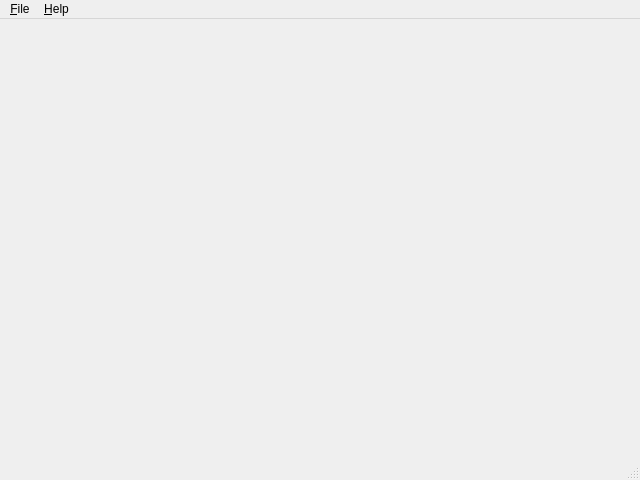
Before: the Qt Designer form mainwindow.ui in srutz/diskspacetool, drawn with Qt 5.
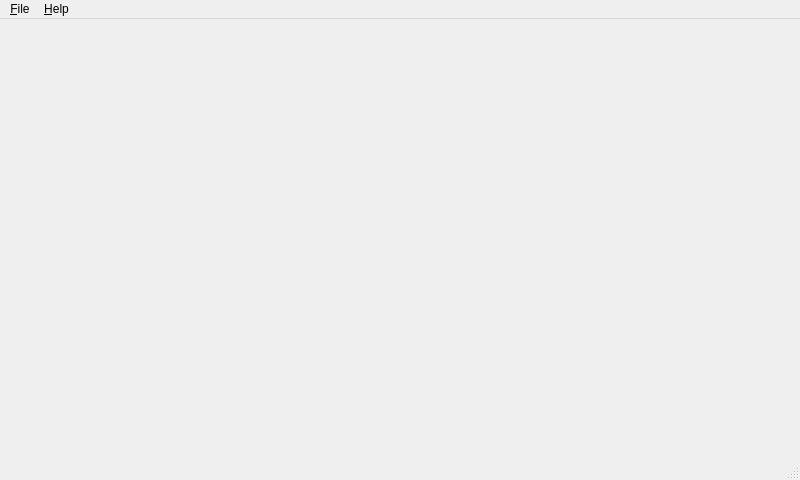
After: the same form once the commit is applied.

```diff
--- a/mainwindow.ui
+++ b/mainwindow.ui
@@ -6,7 +6,7 @@
    <rect>
     <x>0</x>
     <y>0</y>
-    <width>640</width>
+    <width>800</width>
     <height>480</height>
    </rect>
   </property>
@@ -40,7 +40,7 @@
     <rect>
      <x>0</x>
      <y>0</y>
-     <width>640</width>
+     <width>800</width>
      <height>22</height>
     </rect>
    </property>
```
